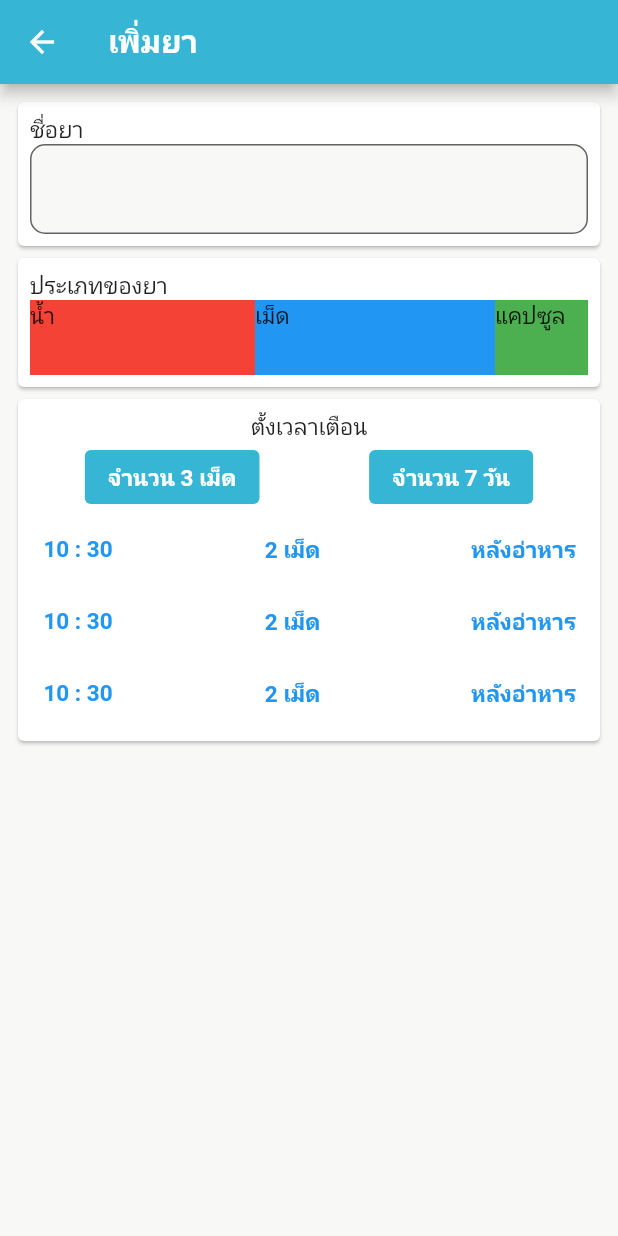
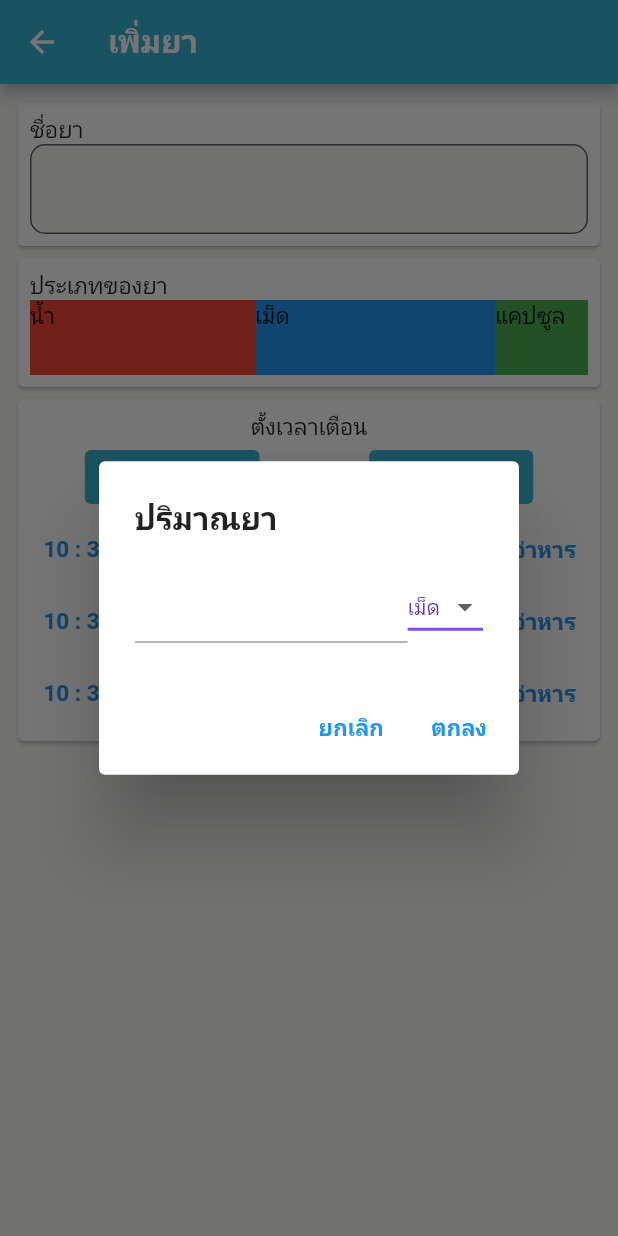
Before and after one commit to suprakron/pillreminder, a Flutter app: the AppPillPage screen opened directly, after a tap on "2 เม็ด", on a phone screen of 412 x 824 dp. Run offline on Flutter 3.47's test engine with Material 2 defaults, Android fonts, the phone set to English and light mode, and no system bars; our stand-ins replace flutter_svg, flutter_time_picker_spinner, scroll_to_index, sqflite; accounts and stored records are empty.

Commit message:
[ADD] select amount in pill

```diff
--- a/lib/widgets/pill_time_set.dart
+++ b/lib/widgets/pill_time_set.dart
@@ -12,8 +12,14 @@ class TimeSetPill extends StatefulWidget {
 }
 
 class _TimeSetPillState extends State<TimeSetPill> {
+  TextEditingController _amountController = TextEditingController();
+
   String? time;
   TimeOfDay now = TimeOfDay.now();
+
+  int amount = 2;
+  String type = 'เม็ด';
+
   @override
   void initState() {
     time = "${now.hour} : ${now.minute}";
@@ -49,9 +55,89 @@ class _TimeSetPillState extends State<TimeSetPill> {
               }
             },
             child: Text(time!)),
-        TextButton(onPressed: () {}, child: Text('2 เม็ด')),
+        TextButton(
+            onPressed: () {
+              _dialogBuilder(context, _amountController);
+            },
+            child: Text('$amount $type')),
         TextButton(onPressed: () {}, child: Text('หลังอ่าหาร')),
       ],
     );
   }
+
+  Future<void> _dialogBuilder(
+    BuildContext context,
+    TextEditingController controller,
+  ) {
+    const List<String> list = <String>[
+      'เม็ด',
+      'ช้อน',
+    ];
+    String dropdownValue = list.first;
+    return showDialog<void>(
+      context: context,
+      builder: (BuildContext context) {
+        return AlertDialog(
+          title: const Text('ปริมาณยา'),
+          content: Row(
+            children: [
+              Expanded(
+                child: SizedBox(
+                  child: TextField(
+                    controller: controller,
+                    keyboardType: TextInputType.number,
+                  ),
+                ),
+              ),
+              DropdownButton<String>(
+                value: dropdownValue,
+                elevation: 16,
+                style: const TextStyle(color: Colors.deepPurple),
+                underline: Container(
+                  height: 2,
+                  color: Colors.deepPurpleAccent,
+                ),
+                onChanged: (String? value) {
+                  // This is called when the user selects an item.
+                  setState(() {
+                    dropdownValue = value!;
+                  });
+                },
+                items: list.map<DropdownMenuItem<String>>((String value) {
+                  return DropdownMenuItem<String>(
+                    value: value,
+                    child: Text(value),
+                  );
+                }).toList(),
+              ),
+            ],
+          ),
+          actions: <Widget>[
+            TextButton(
+              style: TextButton.styleFrom(
+                textStyle: Theme.of(context).textTheme.labelLarge,
+              ),
+              child: const Text('ยกเลิก'),
+              onPressed: () {
+                Navigator.of(context).pop();
+              },
+            ),
+            TextButton(
+              style: TextButton.styleFrom(
+                textStyle: Theme.of(context).textTheme.labelLarge,
+              ),
+              child: const Text('ตกลง'),
+              onPressed: () {
+                setState(() {
+                  amount = int.parse(controller.text);
+                  type = dropdownValue;
+                });
+                Navigator.of(context).pop();
+              },
+            ),
+          ],
+        );
+      },
+    );
+  }
 }
```
